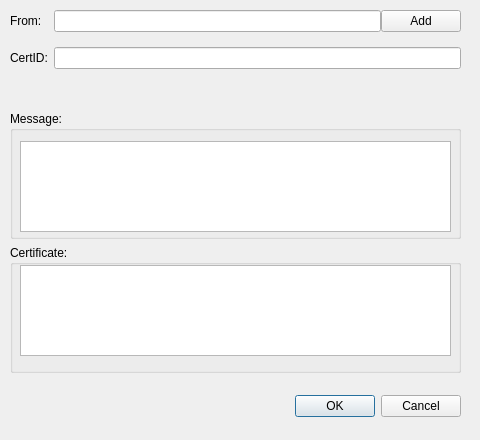
Qt form qt/messagedialog.ui (bitbaba/bitmail) before a commit.
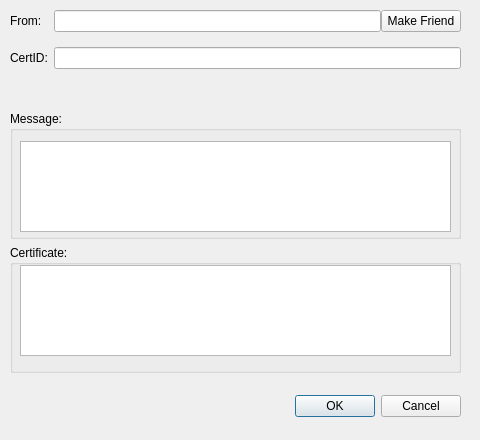
The same form after that commit.

What changed in the file:
```diff
--- a/qt/messagedialog.ui
+++ b/qt/messagedialog.ui
@@ -93,7 +93,7 @@
         <item>
          <widget class="QPushButton" name="pushButton">
           <property name="text">
-           <string>Add</string>
+           <string>Make Friend</string>
           </property>
          </widget>
         </item>
```
